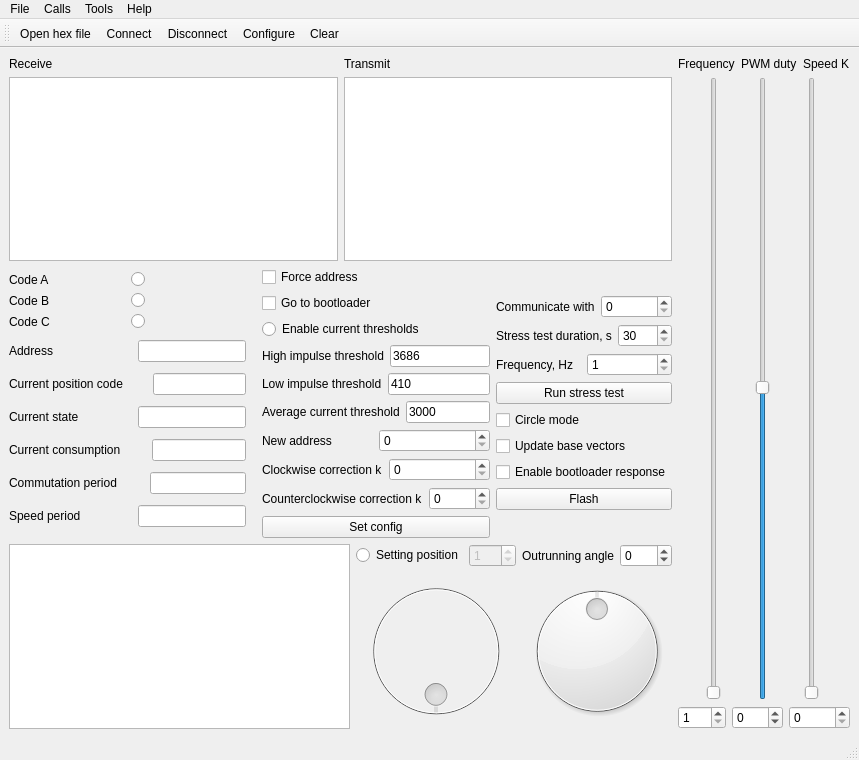
This is mainwindow.ui in RunoVj/Terminal as Qt 5 draws it before an edit. The edited form follows.
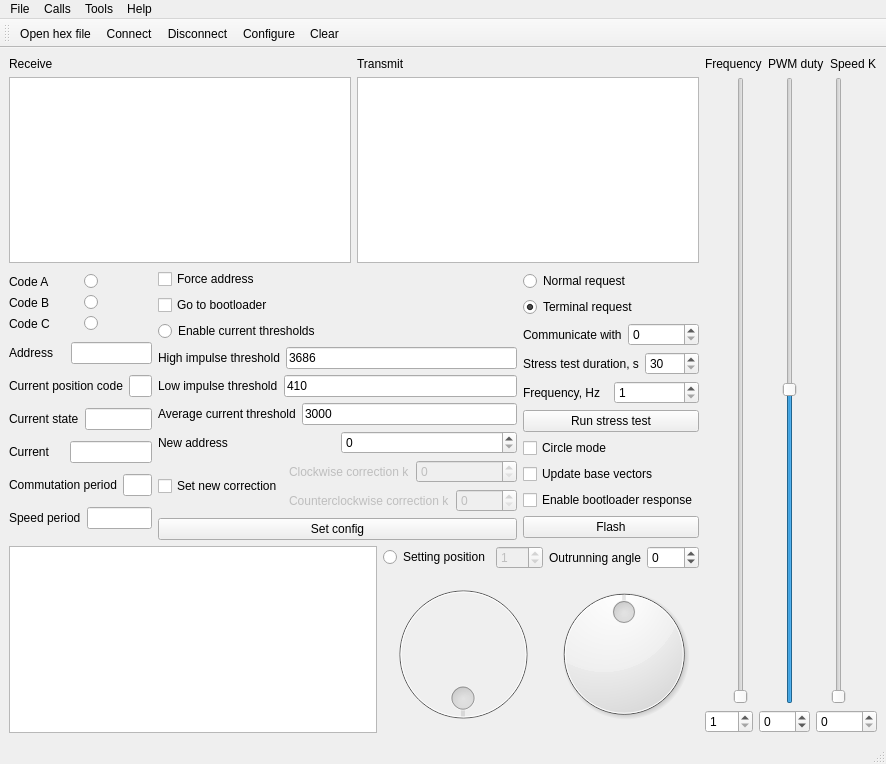
This is the edited form. Icons and pictures are not drawn.

Commit message: Messages splitted to normal and terminal. Added checksum checking

The edit to the form file:
```diff
--- a/mainwindow.ui
+++ b/mainwindow.ui
@@ -6,8 +6,8 @@
    <rect>
     <x>0</x>
     <y>0</y>
-    <width>859</width>
-    <height>760</height>
+    <width>886</width>
+    <height>764</height>
    </rect>
   </property>
   <property name="windowTitle">
@@ -265,7 +265,7 @@
                 <item>
                  <widget class="QLabel" name="label_Current">
                   <property name="text">
-                   <string>Current consumption</string>
+                   <string>Current</string>
                   </property>
                  </widget>
                 </item>
@@ -479,7 +479,21 @@
             <item>
              <layout class="QHBoxLayout" name="horizontalLayout_10">
               <item>
-               <widget class="QLabel" name="label_14">
+               <widget class="QCheckBox" name="checkBoxUpdateCorrection">
+                <property name="text">
+                 <string>Set new correction</string>
+                </property>
+               </widget>
+              </item>
+              <item>
+               <layout class="QVBoxLayout" name="verticalLayout_5">
+                <item>
+                 <layout class="QHBoxLayout" name="horizontalLayout_12">
+                  <item>
+                   <widget class="QLabel" name="labelClockwiseCorrection">
+                    <property name="enabled">
+                     <bool>false</bool>
+                    </property>
                 <property name="text">
                  <string>Clockwise correction k</string>
                 </property>
@@ -487,6 +501,9 @@
               </item>
               <item>
                <widget class="QSpinBox" name="spinBoxClockwiseK">
+                    <property name="enabled">
+                     <bool>false</bool>
+                    </property>
                 <property name="maximum">
                  <number>10000</number>
                 </property>
@@ -497,14 +514,20 @@
             <item>
              <layout class="QHBoxLayout" name="horizontalLayout_11">
               <item>
-               <widget class="QLabel" name="label_15">
+                   <widget class="QLabel" name="labelCounterclockwiseCorrection">
+                    <property name="enabled">
+                     <bool>false</bool>
+                    </property>
                 <property name="text">
                  <string>Counterclockwise correction k</string>
                 </property>
                </widget>
               </item>
               <item>
-               <widget class="QSpinBox" name="spinBoxCounterClockwiseK">
+                   <widget class="QSpinBox" name="spinBoxCounterclockwiseK">
+                    <property name="enabled">
+                     <bool>false</bool>
+                    </property>
                 <property name="maximum">
                  <number>10000</number>
                 </property>
@@ -512,6 +535,10 @@
               </item>
              </layout>
             </item>
+               </layout>
+              </item>
+             </layout>
+            </item>
             <item>
              <widget class="QPushButton" name="pushButtonSetAddress">
               <property name="text">
@@ -538,6 +565,29 @@
            <layout class="QVBoxLayout" name="verticalLayout_19">
             <item>
              <layout class="QVBoxLayout" name="verticalLayout_3">
+              <item>
+               <widget class="QRadioButton" name="radioButtonNormalRequest">
+                <property name="text">
+                 <string>Normal request</string>
+                </property>
+                <attribute name="buttonGroup">
+                 <string notr="true">buttonGroup</string>
+                </attribute>
+               </widget>
+              </item>
+              <item>
+               <widget class="QRadioButton" name="radioButtonTerminalRequest">
+                <property name="text">
+                 <string>Terminal request</string>
+                </property>
+                <property name="checked">
+                 <bool>true</bool>
+                </property>
+                <attribute name="buttonGroup">
+                 <string notr="true">buttonGroup</string>
+                </attribute>
+               </widget>
+              </item>
               <item>
                <layout class="QHBoxLayout" name="horizontalLayout_3">
                 <item>
@@ -925,7 +975,7 @@
     <rect>
      <x>0</x>
      <y>0</y>
-     <width>859</width>
+     <width>886</width>
      <height>20</height>
     </rect>
    </property>
```
Left out of the diff: 15 changed lines with no effect on the pictures. Lines whose indentation alone changed are shown as unchanged. The commit also changes 3 other files.
